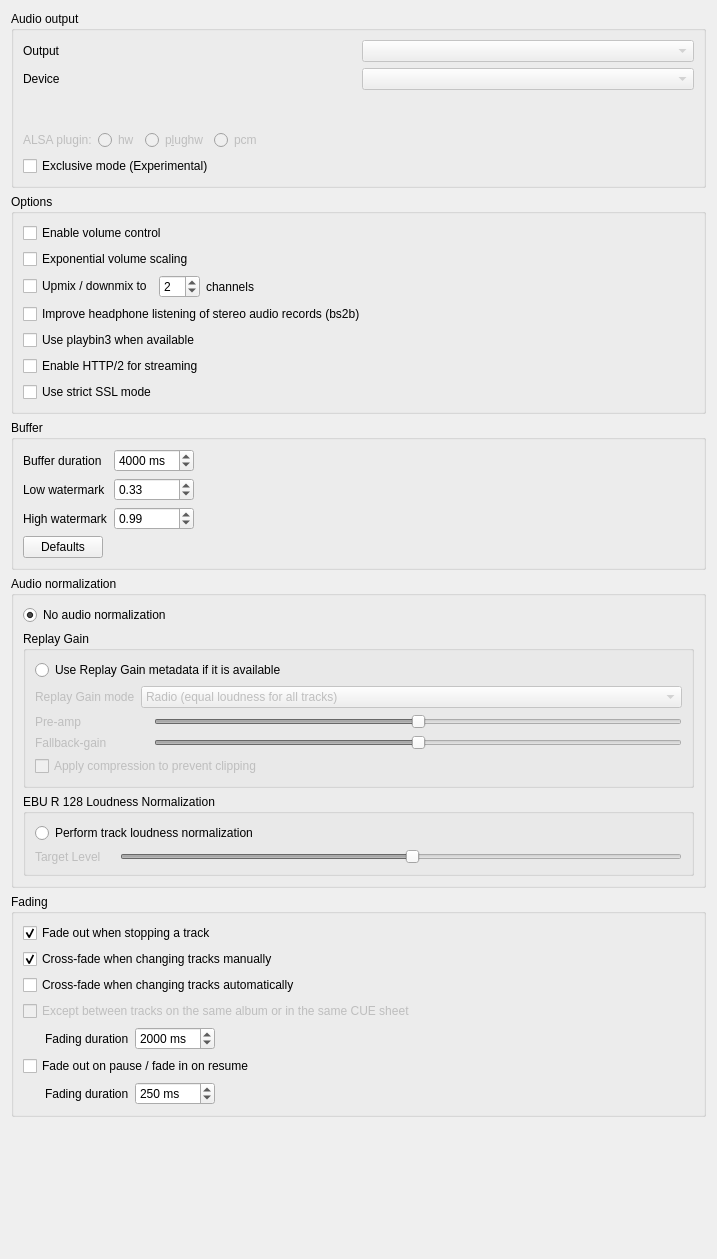
Above: src/settings/backendsettingspage.ui from strawberrymusicplayer/strawberry before the change. Below: the same form after it.
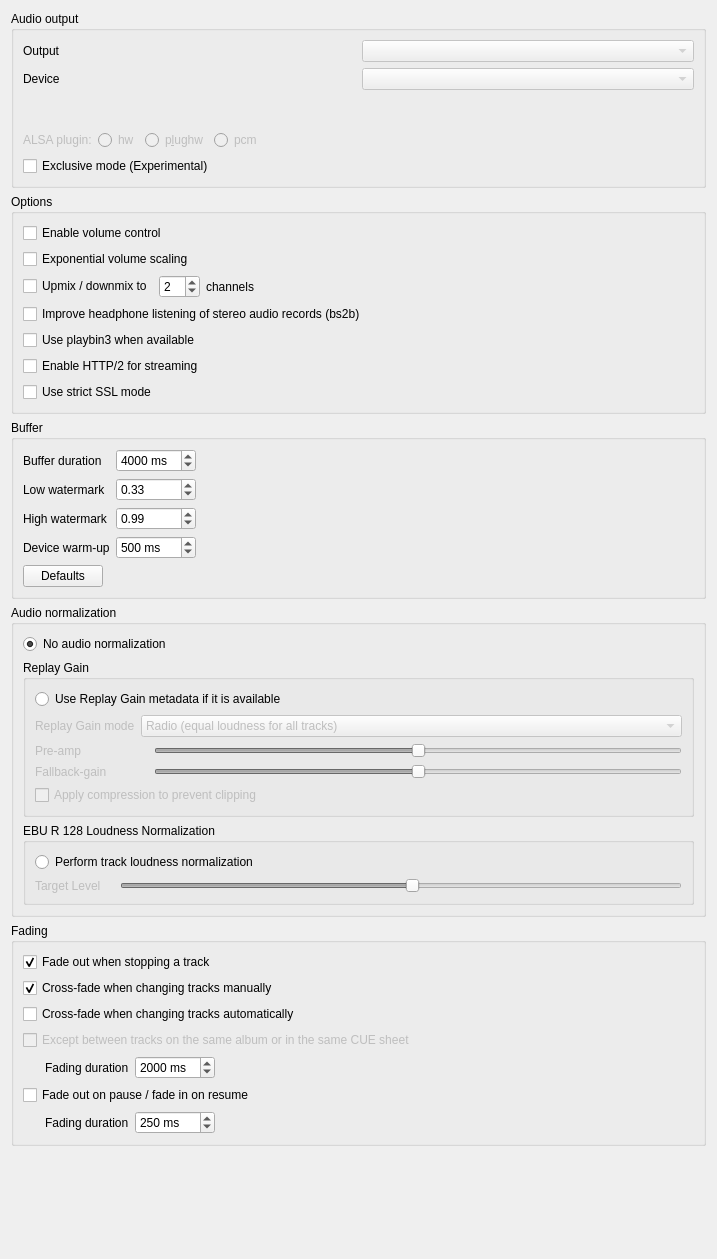
That is the form after the change. Custom widgets are drawn as their Qt base class.

Commit message: GstEnginePipeline: Add device warmup delay

```diff
--- a/src/settings/backendsettingspage.ui
+++ b/src/settings/backendsettingspage.ui
@@ -432,6 +432,45 @@
           </property>
          </spacer>
         </item>
+        <item row="3" column="0">
+         <widget class="QLabel" name="label_device_warmup">
+          <property name="text">
+           <string>Device warm-up</string>
+          </property>
+         </widget>
+        </item>
+        <item row="3" column="1">
+         <widget class="QSpinBox" name="spinbox_device_warmup">
+          <property name="toolTip">
+           <string>Delay between opening the audio device and starting playback, to avoid the start of the track being cut off while the device (DAC) is still becoming ready.  Set to 0 to disable.</string>
+          </property>
+          <property name="suffix">
+           <string> ms</string>
+          </property>
+          <property name="maximum">
+           <number>5000</number>
+          </property>
+          <property name="singleStep">
+           <number>50</number>
+          </property>
+          <property name="value">
+           <number>500</number>
+          </property>
+         </widget>
+        </item>
+        <item row="3" column="2">
+         <spacer name="spacer_buffer_4">
+          <property name="orientation">
+           <enum>Qt::Horizontal</enum>
+          </property>
+          <property name="sizeHint" stdset="0">
+           <size>
+            <width>40</width>
+            <height>20</height>
+           </size>
+          </property>
+         </spacer>
+        </item>
        </layout>
       </item>
       <item>
```
Left out of the diff: 1 changed line with no effect on the pictures. The commit also changes 7 other files.
